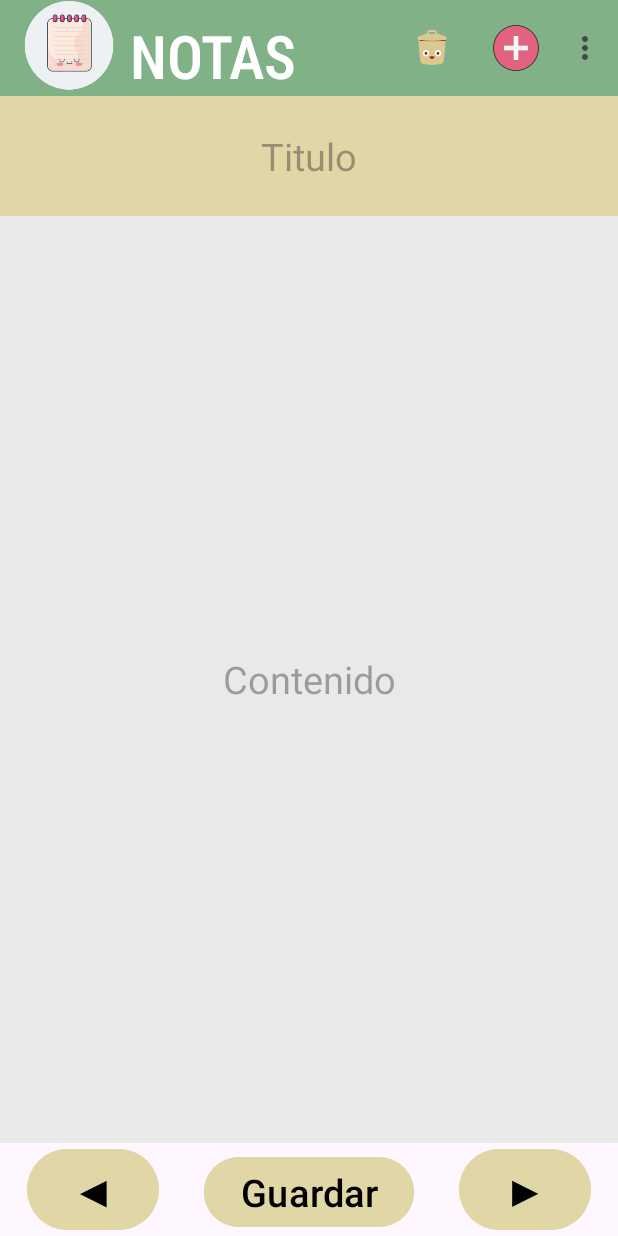
After one commit to Meresty/PF_inter, an Android app: the Modificar screen opened directly, with no data from a screen before it, on a phone screen of 412 x 824 dp. The commit adds this screen. Run offline under Robolectric (Android 15) with nearby library versions, the light colour scheme and no system bars; 4 statements that could not run were skipped.

Commit message:
modificar

```diff
--- a/app/src/main/AndroidManifest.xml
+++ b/app/src/main/AndroidManifest.xml
@@ -14,6 +14,9 @@
         android:supportsRtl="true"
         android:theme="@style/Theme.PF_inter"
         tools:targetApi="31">
+        <activity
+            android:name=".Modificar"
+            android:exported="false" />
         <activity
             android:name=".cardview"
             android:exported="false" />
--- /dev/null
+++ b/app/src/main/java/com/example/pf_inter/Modificar.java
@@ -0,0 +1,118 @@
+package com.example.pf_inter;
+
+import android.content.Intent;
+import android.os.Bundle;
+import android.view.Menu;
+import android.view.MenuItem;
+import android.widget.Button;
+import android.widget.EditText;
+import android.widget.Toast;
+
+import androidx.appcompat.app.AppCompatActivity;
+import androidx.appcompat.widget.Toolbar;
+import androidx.core.graphics.Insets;
+import androidx.core.view.ViewCompat;
+import androidx.core.view.WindowInsetsCompat;
+
+import global.info;
+
+public class Modificar extends AppCompatActivity {
+    Button btnModificar, siguiente, anterior;
+    EditText tituloModif, contenidoModif;
+    int indice = 0;
+
+
+
+    @Override
+    protected void onCreate(Bundle savedInstanceState) {
+        super.onCreate(savedInstanceState);
+        setContentView(R.layout.activity_modificar);
+
+        btnModificar = findViewById(R.id.GuardarMod);
+        tituloModif = findViewById(R.id.ETTituloModificar);
+        contenidoModif = findViewById(R.id.ETnotaModificar);
+
+        indice  = getIntent().getIntExtra("posic", 0);
+        mostrarDatos(indice);
+
+
+        Toolbar toolbar = findViewById(R.id.toolbar);
+        setSupportActionBar(toolbar);
+
+        indice  = getIntent().getIntExtra("posic", 0);
+        mostrarDatos(indice);
+
+
+        siguiente.setOnClickListener(v -> {
+            if (indice < info.lista.size() - 1) {
+                indice++;
+                mostrarDatos(indice);
+            } else {
+                indice = 0;
+                mostrarDatos(indice);
+            }
+        });
+
+
+        anterior.setOnClickListener(v -> {
+            if (indice > 0) {
+                indice--;
+                mostrarDatos(indice);
+            } else {
+                indice = info.lista.size()-1;
+                mostrarDatos(indice);
+            }
+        });
+
+        btnModificar.setOnClickListener(v -> guardarDatos(indice));
+
+
+    }
+
+    private void mostrarDatos(int indice) {
+        tituloModif.setText(info.lista.get(indice).getTitulo());
+        contenidoModif.setText(info.lista.get(indice).getContenido());
+    }
+
+    private void guardarDatos(int indice) {
+        info.lista.get(indice).setTitulo(tituloModif.getText().toString());
+        info.lista.get(indice).setContenido(contenidoModif.getText().toString());
+        Toast.makeText(this, "Datos guardados", Toast.LENGTH_SHORT).show();
+    }
+
+    @Override
+    public boolean onCreateOptionsMenu(Menu menu) {
+
+        getMenuInflater().inflate(R.menu.menu, menu);
+
+        return true;
+    }
+
+    @Override
+    public boolean onOptionsItemSelected(MenuItem item) {
+
+        if (item.getItemId() == R.id.ITInicio) {
+
+            Intent inicioIntent = new Intent(this, MainActivity.class);
+            startActivity(inicioIntent);
+            return true;
+        } else if (item.getItemId() == R.id.ITEliminar) {
+
+            Intent eliminarIntent = new Intent(this, Eliminar.class);
+            startActivity(eliminarIntent);
+            return true;
+        } else if (item.getItemId() == R.id.ITAgregar) {
+
+            Intent agregarIntent = new Intent(this, contenidoNota.class);
+            startActivity(agregarIntent);
+            return true;
+        } else if (item.getItemId() == R.id.ITModificar) {
+
+            Intent modificarIntent = new Intent(this, Modificar.class);
+            startActivity(modificarIntent);
+            return true;
+        }
+
+        return super.onOptionsItemSelected(item);
+    }
+}
--- /dev/null
+++ b/app/src/main/res/layout/activity_modificar.xml
@@ -0,0 +1,84 @@
+<?xml version="1.0" encoding="utf-8"?>
+<LinearLayout xmlns:android="http://schemas.android.com/apk/res/android"
+    xmlns:app="http://schemas.android.com/apk/res-auto"
+    xmlns:tools="http://schemas.android.com/tools"
+    android:id="@+id/main"
+    android:layout_width="match_parent"
+    android:layout_height="match_parent"
+    android:orientation="vertical"
+    tools:context=".Modificar">
+
+    <LinearLayout
+        android:layout_width="match_parent"
+        android:layout_height="wrap_content"
+        android:background="@color/verde"
+        >
+        <include
+            android:id="@+id/toolbar"
+            layout="@layout/toolbar" />
+    </LinearLayout>
+
+    <EditText
+        android:id="@+id/ETTituloModificar"
+        android:layout_width="match_parent"
+        android:layout_height="80dp"
+        android:background="@color/amarillo"
+        android:hint="@string/titulo"
+        android:textSize="25sp"
+        android:textAlignment="center"
+        android:textColor="@color/black"
+        android:inputType="text"
+        />
+    <EditText
+        android:inputType="text"
+        android:id="@+id/ETnotaModificar"
+        android:layout_width="match_parent"
+        android:layout_height="0dp"
+        android:layout_weight="1"
+        android:background="@color/gris"
+        android:hint="@string/contenido"
+        android:textSize="25sp"
+        android:textAlignment="center"
+        android:textColor="@color/black"
+        />
+
+  <LinearLayout
+      android:layout_gravity="center"
+      android:layout_width="wrap_content"
+      android:layout_height="wrap_content"
+      android:orientation="horizontal">
+      <Button
+          android:id="@+id/Anterior"
+          android:layout_width="wrap_content"
+          android:layout_height="wrap_content"
+          android:text="@string/anterior"
+          android:textColor="@color/black"
+          android:layout_marginEnd="30dp"
+          android:textSize="30dp"
+          android:backgroundTint="@color/amarillo"
+          />
+      <Button
+          android:id="@+id/GuardarMod"
+          android:layout_width="wrap_content"
+          android:layout_height="wrap_content"
+          android:text="@string/guardar"
+          android:textSize="25dp"
+          android:backgroundTint="@color/amarillo"
+          android:textColor="@color/black"
+          />
+      <Button
+          android:id="@+id/Siguiente"
+          android:layout_width="wrap_content"
+          android:layout_height="wrap_content"
+          android:text="@string/siguiente"
+          android:layout_marginStart="30dp"
+          android:textSize="30dp"
+
+          android:backgroundTint="@color/amarillo"
+          android:textColor="@color/black"
+          />
+
+  </LinearLayout>
+
+
+</LinearLayout>
--- a/app/src/main/res/menu/menu.xml
+++ b/app/src/main/res/menu/menu.xml
@@ -4,17 +4,24 @@
 
     <item
         android:id="@+id/ITInicio"
-        android:title="@string/MenuInicio"/>
+        android:title="@string/MenuInicio"
+        app:showAsAction="never" />
+
+    <item
+        android:id="@+id/ITModificar"
+        android:title="@string/modificar"
+        app:showAsAction="never" />
+
     <item
         android:id="@+id/ITEliminar"
         android:title="@string/MenuEliminar"
         app:showAsAction="always"
-        android:icon="@drawable/basurita"/>
+        android:icon="@drawable/basurita" />
 
     <item
         android:id="@+id/ITAgregar"
         android:title="@string/MenuAgregar"
         app:showAsAction="always"
-        android:icon="@drawable/agrega"/>
+        android:icon="@drawable/agrega" />
 
 </menu>
--- /dev/null
+++ b/app/src/main/res/values-land/dimens.xml
@@ -0,0 +1,3 @@
+<resources>
+    <dimen name="activity_horizontal_margin">48dp</dimen>
+</resources>
--- /dev/null
+++ b/app/src/main/res/values-w1240dp/dimens.xml
@@ -0,0 +1,3 @@
+<resources>
+    <dimen name="activity_horizontal_margin">200dp</dimen>
+</resources>
--- /dev/null
+++ b/app/src/main/res/values-w600dp/dimens.xml
@@ -0,0 +1,3 @@
+<resources>
+    <dimen name="activity_horizontal_margin">48dp</dimen>
+</resources>
--- /dev/null
+++ b/app/src/main/res/values/dimens.xml
@@ -0,0 +1,5 @@
+<resources>
+    <!-- Default screen margins, per the Android Design guidelines. -->
+    <dimen name="activity_horizontal_margin">16dp</dimen>
+    <dimen name="activity_vertical_margin">16dp</dimen>
+</resources>
--- a/app/src/main/res/values/strings.xml
+++ b/app/src/main/res/values/strings.xml
@@ -15,6 +15,17 @@
     <string name="MenuInicio">Inicio</string>
     <string name="MenuEliminar">Eliminar</string>
     <string name="MenuAgregar">Agregar</string>
-
+    <string name="title_activity_modificar">Modificar</string>
+    <string name="prompt_email">Email</string>
+    <string name="prompt_password">Password</string>
+    <string name="action_sign_in">Sign in or register</string>
+    <string name="action_sign_in_short">Sign in</string>
+    <string name="welcome">"Welcome !"</string>
+    <string name="invalid_username">Not a valid username</string>
+    <string name="invalid_password">Password must be >5 characters</string>
+    <string name="login_failed">"Login failed"</string>
+    <string name="modificar">Modificar</string>
+    <string name="anterior">◀</string>
+    <string name="siguiente">▶</string>
 
 </resources>
```
